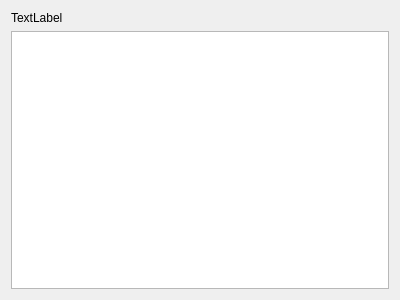
First picture: the form in src/ui/metrics/logviewerwidget.ui, repository Physical-User-Modeling-PhyUM/Analizador_psicomotor_MediaPipe, before the edit.
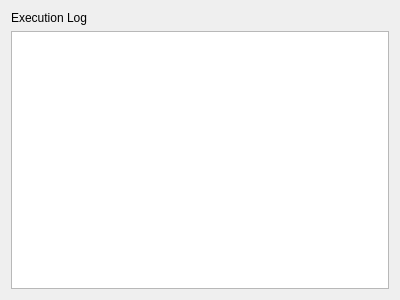
Second picture: the form after the edit.

Diff of the .ui file:
```diff
--- a/src/ui/metrics/logviewerwidget.ui
+++ b/src/ui/metrics/logviewerwidget.ui
@@ -19,7 +19,7 @@
      <item>
       <widget class="QLabel" name="label">
        <property name="text">
-        <string>TextLabel</string>
+        <string>Execution Log</string>
        </property>
       </widget>
      </item>
```
